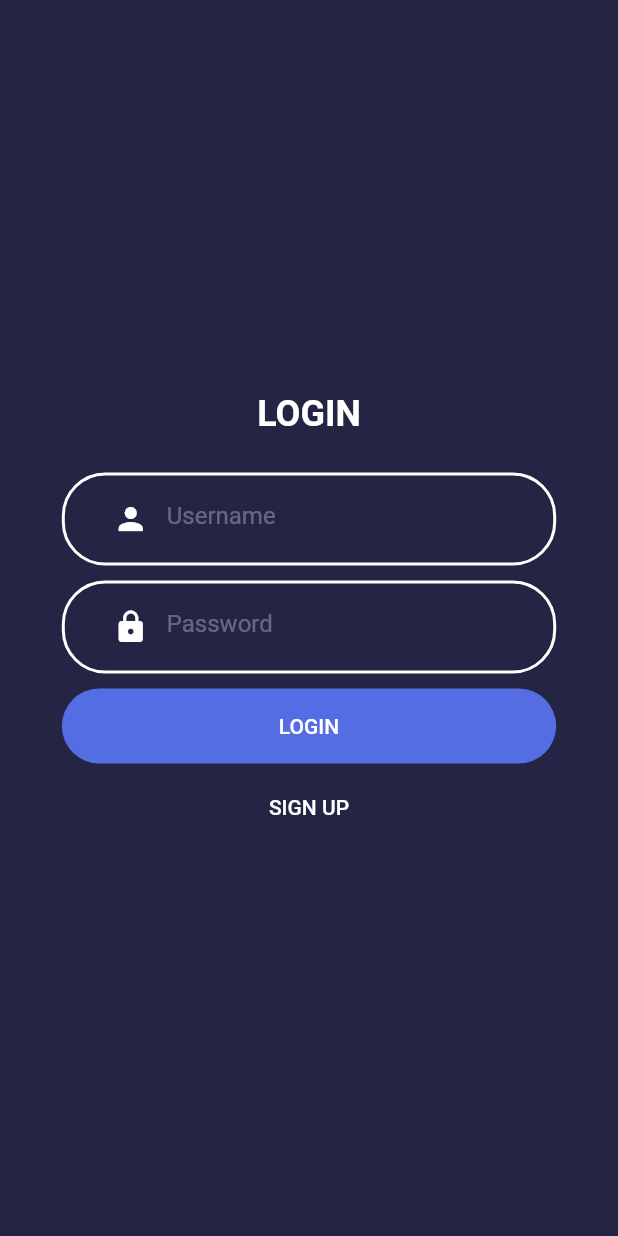
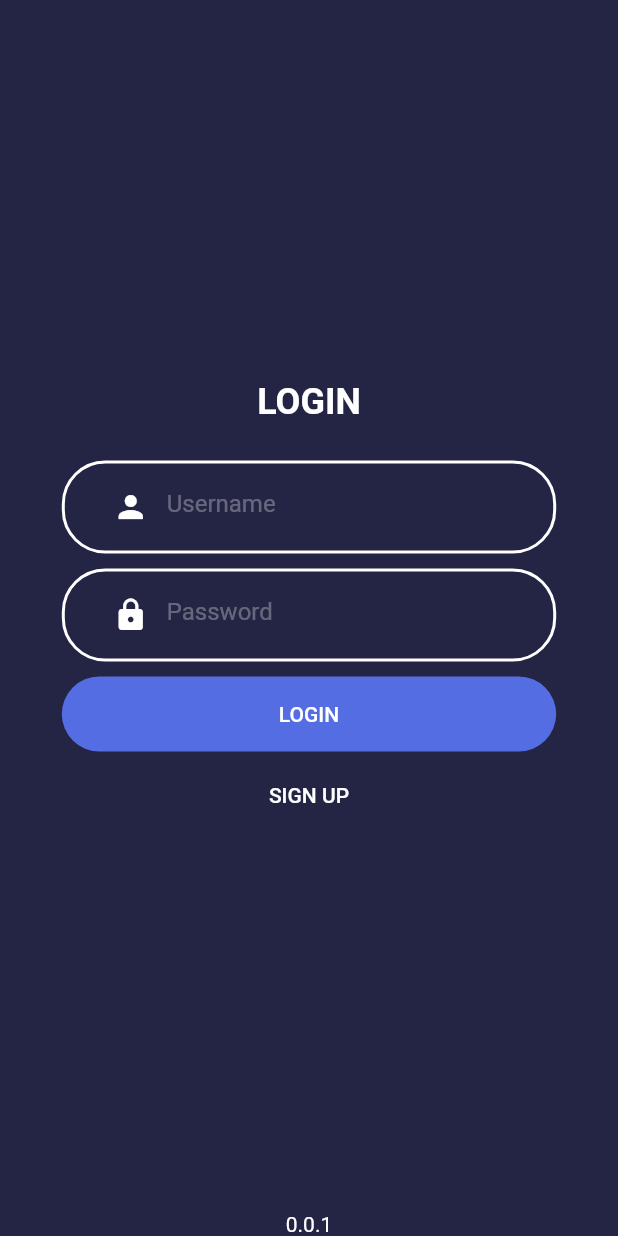
Before and after one commit to AwanArdana/movmov_by_4dev, a Flutter app: the screen it shows after launch, on a phone screen of 412 x 824 dp. Run offline on Flutter 3.47's test engine with Material 2 defaults, Android fonts, the phone set to English and light mode, and no system bars; our stand-ins replace flutter_secure_storage, flutter_svg, fluttertoast, modal_progress_hud, shared_preferences, simple_shadow; missing offline and left inert: flutter_inappwebview.

Commit message:
Awan - versi apk 0.0.1

```diff
--- a/lib/Detail/component/bodydetail.dart
+++ b/lib/Detail/component/bodydetail.dart
@@ -93,6 +93,7 @@ class Detail extends StatelessWidget{
   @override
   Widget build(BuildContext context) {
     return new FutureBuilder(
+      //list episode
       future: SQLEksek("SELECT e.episode_id, e.episode from episode e WHERE e.mov_id=" + Mov_id),
       builder: (context, snapshot){
         if (snapshot.hasError) print(snapshot.error);
--- a/lib/Login/comnponent/loginbody.dart
+++ b/lib/Login/comnponent/loginbody.dart
@@ -128,6 +128,7 @@ class _LoginBody extends State<LoginBody>{
       child: Column(
         mainAxisAlignment: MainAxisAlignment.center,
         children: <Widget>[
+          Spacer(),
           Container(
             //title login
             margin: EdgeInsets.only(bottom: 20),
@@ -323,6 +324,10 @@ class _LoginBody extends State<LoginBody>{
                 ),
               )
           ),
+
+          Spacer(),
+
+          Text(versiapk),
         ],
       ),
     );
--- a/lib/constants.dart
+++ b/lib/constants.dart
@@ -18,6 +18,8 @@ const String webservivePostData = "https://awanapp.000webhostapp.com/postDataGlo
 
 const List<String> listTanggal = ['2010','2011','2012','2013','2014','2015','2016','2017','2018','2019','2020','2021','2022','2023','2024','2025','2026','2027','2028','2029','2030'];
 
+const String versiapk = "0.0.1";
+
 class Holder{
   static String JenisAkun = "";
   static String namaAkun = "";
```
